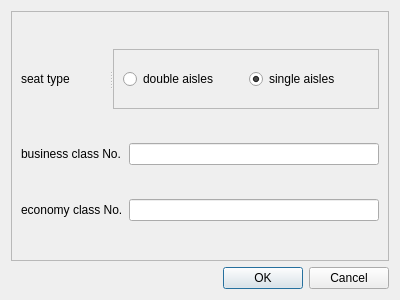
Qt form addseat.ui (Aloereed/Flightman_Platform_DATA130039) before a commit.
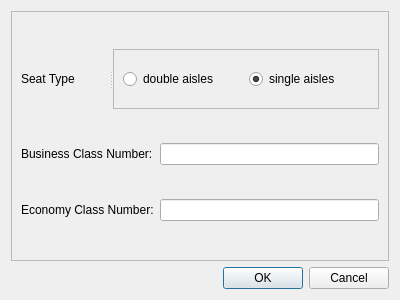
The same form after that commit.

```diff
--- a/addseat.ui
+++ b/addseat.ui
@@ -48,7 +48,7 @@
           </size>
          </property>
          <property name="text">
-          <string>seat type</string>
+          <string>Seat Type</string>
          </property>
         </widget>
         <widget class="QFrame" name="frame_2">
@@ -113,7 +113,7 @@
          </size>
         </property>
         <property name="text">
-         <string>business class No.</string>
+         <string>Business Class Number:</string>
         </property>
        </widget>
       </item>
@@ -142,7 +142,7 @@
          </size>
         </property>
         <property name="text">
-         <string>economy class No.</string>
+         <string>Economy Class Number:</string>
         </property>
        </widget>
       </item>
```
Left out of the diff: 2 changed lines with no effect on the pictures.
